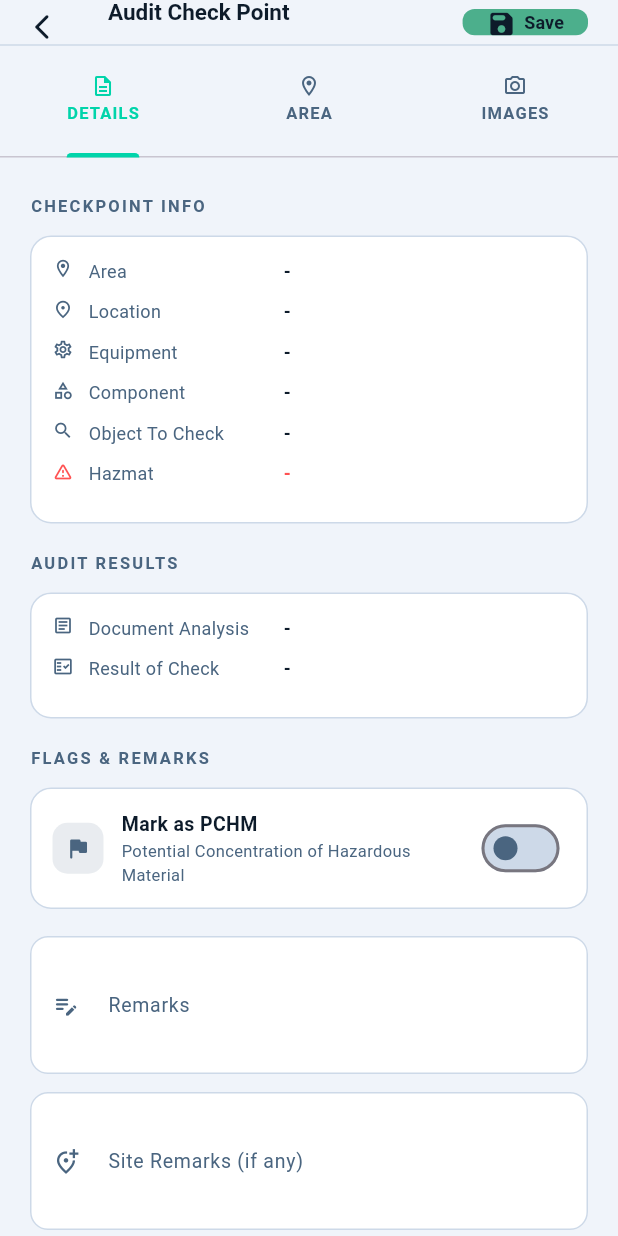
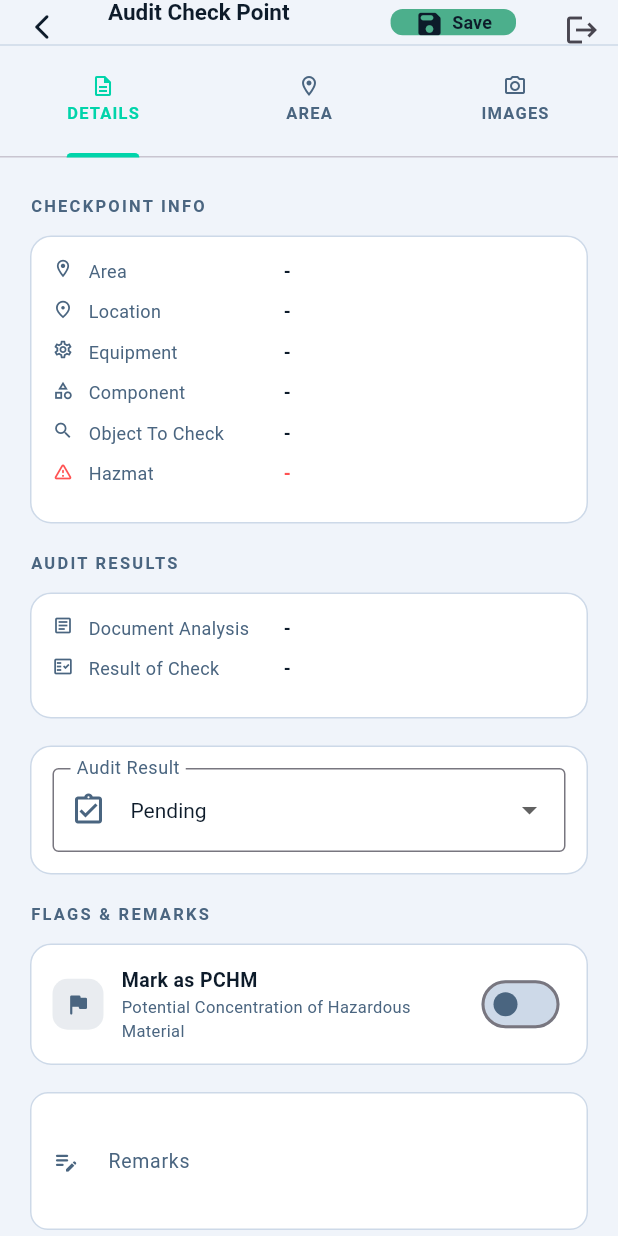
Before and after one commit to haseena-s-aries/IHM_MOBILEAPP, a Flutter app: the IhmCheckpointDetailScreen screen opened directly with empty values, on a phone screen of 412 x 824 dp. Run offline on Flutter 3.47's test engine with Material 3 defaults, Android fonts, the phone set to English and light mode, and no system bars; our stand-ins replace connectivity_plus, file_picker, image_picker, open_file, shared_preferences, signature and 3 more; missing offline and left inert: flutter_pdfview, pasteboard, syncfusion_flutter_pdf, syncfusion_flutter_pdfviewer; accounts and stored records are empty; network calls fail.

Commit message:
status updated

```diff
--- a/lib/ihm_area.dart
+++ b/lib/ihm_area.dart
@@ -51,6 +51,7 @@ class IhmCheckpoint {
   final String? visualCheck;
   final String? checkResult;
   final String result;
+  final String auditStatus;
   final String? remarks;
   final String? documentAnalysisResult;
   final String? description;
@@ -77,6 +78,7 @@ class IhmCheckpoint {
     this.visualCheck,
     this.checkResult,
     this.result = 'Pending',
+    this.auditStatus = 'Pending',
     this.remarks,
     this.description,
     this.tableType,
@@ -110,6 +112,10 @@ class IhmCheckpoint {
       checkResult:
           json['checkResult']?.toString() ?? json['result']?.toString(),
       result: json['result']?.toString() ?? 'Pending',
+      auditStatus:
+          json['auditStatus']?.toString() ??
+          json['AuditStatus']?.toString() ??
+          'Pending',
       remarks: json['remarks']?.toString(),
       documentAnalysisResult: json['documentAnalysisResult']?.toString(),
       description: json['description']?.toString(),
@@ -147,6 +153,7 @@ class IhmCheckpoint {
     'visualCheck': visualCheck,
     'checkResult': checkResult,
     'result': result,
+    'auditStatus': auditStatus,
     'remarks': remarks,
     'documentAnalysisResult': documentAnalysisResult,
     'isPchm': isPchm ? 1 : 0,
@@ -166,8 +173,8 @@ class IhmCheckpoint {
   }
 
   bool get isAudited {
-    final value = result.trim().toLowerCase().replaceAll(RegExp(r'[\s_-]'), '');
-    return value.isNotEmpty && value != 'pending' && value != '0';
+    final value = auditStatus.trim().toLowerCase().replaceAll(RegExp(r'[\s_-]'), '');
+    return value == 'done' || value == '3' || value == 'completed';
   }
 
   String get procedureType {
@@ -192,6 +199,7 @@ class IhmCheckpoint {
     String? visualCheck,
     String? checkResult,
     String? result,
+    String? auditStatus,
     String? remarks,
     String? documentAnalysisResult,
     String? description,
@@ -214,6 +222,7 @@ class IhmCheckpoint {
     visualCheck: visualCheck ?? this.visualCheck,
     checkResult: checkResult ?? this.checkResult,
     result: result ?? this.result,
+    auditStatus: auditStatus ?? this.auditStatus,
     remarks: remarks ?? this.remarks,
     documentAnalysisResult:
         documentAnalysisResult ?? this.documentAnalysisResult,
--- a/lib/ihm_checkpoint_detail_screen.dart
+++ b/lib/ihm_checkpoint_detail_screen.dart
@@ -3,6 +3,7 @@ import 'package:Auras/ihm_area.dart';
 import 'package:Auras/screen/screen/ihm_conflict_review_screen.dart';
 import 'package:Auras/service/IhmOfflineService.dart';
 import 'package:Auras/service/api_service.dart';
+import 'package:Auras/service/sync_service.dart';
 import 'package:Auras/utils/app_dialog.dart';
 import 'package:http/http.dart' as http;
 import 'dart:io';
@@ -73,8 +74,9 @@ class IhmCheckpointDetailScreen extends StatefulWidget {
 class _IhmCheckpointDetailScreenState extends State<IhmCheckpointDetailScreen> {
   late IhmCheckpoint checkpoint;
   late bool isPchm;
-  late String auditResult;
+  late String auditStatus;
   bool _saving = false;
+  bool _isLoggingOut = false;
   late bool _auditSaved;
   late TextEditingController remarks;
   late TextEditingController locationRemarks;
@@ -87,7 +89,7 @@ class _IhmCheckpointDetailScreenState extends State<IhmCheckpointDetailScreen> {
     super.initState();
     checkpoint = widget.checkpoint;
     isPchm = checkpoint.isPchm;
-    auditResult = _normalizeAuditResult(checkpoint.result);
+    auditStatus = _normalizeAuditStatus(checkpoint.auditStatus);
     _auditSaved = checkpoint.isAudited;
     remarks = TextEditingController(text: checkpoint.remarks ?? '');
     locationRemarks = TextEditingController(
@@ -109,7 +111,7 @@ class _IhmCheckpointDetailScreenState extends State<IhmCheckpointDetailScreen> {
       final updated = await IhmOfflineService.saveCheckpointDetails(
         checkpoint: checkpoint,
         isPchm: isPchm,
-        result: auditResult,
+        auditStatus: auditStatus,
         remarks: remarks.text.trim(),
         locationRemarks: locationRemarks.text.trim(),
       );
@@ -117,7 +119,7 @@ class _IhmCheckpointDetailScreenState extends State<IhmCheckpointDetailScreen> {
       setState(() {
         checkpoint = updated;
         isPchm = updated.isPchm;
-        auditResult = _normalizeAuditResult(updated.result);
+        auditStatus = _normalizeAuditStatus(updated.auditStatus);
         _auditSaved = updated.isAudited;
         remarks.text = updated.remarks ?? remarks.text;
         locationRemarks.text = updated.locationRemarks ?? locationRemarks.text;
@@ -161,20 +163,14 @@ class _IhmCheckpointDetailScreenState extends State<IhmCheckpointDetailScreen> {
     }
   }
 
-  String _normalizeAuditResult(String value) {
+  String _normalizeAuditStatus(String value) {
     switch (value.trim().toLowerCase().replaceAll(RegExp(r'[\s_-]'), '')) {
-      case 'present':
+      case 'inprogress':
       case '2':
-        return 'Present';
-      case 'notpresent':
+        return 'InProgress';
+      case 'done':
       case '3':
-        return 'NotPresent';
-      case 'notapplicable':
-      case '4':
-        return 'NotApplicable';
-      case 'samplerequired':
-      case '5':
-        return 'SampleRequired';
+        return 'Done';
       default:
         return 'Pending';
     }
@@ -183,6 +179,18 @@ class _IhmCheckpointDetailScreenState extends State<IhmCheckpointDetailScreen> {
   Future<bool> _returnToAreaScreen() async {
     Navigator.pop(context, checkpoint);
     return false;
+  }
+
+  Future<void> _logout() async {
+    if (_isLoggingOut) return;
+    setState(() => _isLoggingOut = true);
+    try {
+      await SyncService.logoutAndClearUserData();
+    } catch (error) {
+      debugPrint('Logout failed during cleanup: $error');
+    }
+    if (!mounted) return;
+    Navigator.of(context).pushNamedAndRemoveUntil('/login', (route) => false);
   }
 
   @override
@@ -264,6 +272,17 @@ class _IhmCheckpointDetailScreenState extends State<IhmCheckpointDetailScreen> {
                   ),
                 ),
               ),
+              IconButton(
+                icon: _isLoggingOut
+                    ? const SizedBox(
+                        width: 20,
+                        height: 20,
+                        child: CircularProgressIndicator(strokeWidth: 2),
+                      )
+                    : const Icon(Icons.logout),
+                tooltip: 'Logout',
+                onPressed: _isLoggingOut ? null : _logout,
+              ),
             ],
             bottom: PreferredSize(
               preferredSize: const Size.fromHeight(49),
@@ -304,12 +323,12 @@ class _IhmCheckpointDetailScreenState extends State<IhmCheckpointDetailScreen> {
               _DetailsTab(
                 checkpoint: checkpoint,
                 isPchm: isPchm,
-                auditResult: auditResult,
+                auditStatus: auditStatus,
                 auditSaved: _auditSaved,
                 isDark: isDark,
                 onPchmChanged: (v) => setState(() => isPchm = v),
                 onAuditResultChanged: (v) => setState(() {
-                  auditResult = v;
+                  auditStatus = v;
                   _auditSaved = false;
                 }),
                 remarks: remarks,
@@ -329,7 +348,7 @@ class _IhmCheckpointDetailScreenState extends State<IhmCheckpointDetailScreen> {
 class _DetailsTab extends StatelessWidget {
   final IhmCheckpoint checkpoint;
   final bool isPchm;
-  final String auditResult;
+  final String auditStatus;
   final bool auditSaved;
   final bool isDark;
   final ValueChanged<bool> onPchmChanged;
@@ -340,7 +359,7 @@ class _DetailsTab extends StatelessWidget {
   const _DetailsTab({
     required this.checkpoint,
     required this.isPchm,
-    required this.auditResult,
+    required this.auditStatus,
     required this.auditSaved,
     required this.isDark,
     required this.onPchmChanged,
@@ -354,11 +373,11 @@ class _DetailsTab extends StatelessWidget {
   String val(String? x) => x == null || x.trim().isEmpty ? '-' : x.trim();
 
   bool get _isAuditComplete {
-    final value = auditResult.trim().toLowerCase().replaceAll(
+    final value = auditStatus.trim().toLowerCase().replaceAll(
       RegExp(r'[\s_-]'),
       '',
     );
-    return value.isNotEmpty && value != 'pending' && value != '0';
+    return value == 'done' || value == '3' || value == 'completed';
   }
 
   Color get _auditColor {
@@ -374,18 +393,15 @@ class _DetailsTab extends StatelessWidget {
   }
 
   String get _auditDisplayText {
-    switch (auditResult.trim().toLowerCase().replaceAll(
+    switch (auditStatus.trim().toLowerCase().replaceAll(
       RegExp(r'[\s_-]'),
       '',
     )) {
-      case 'present':
-        return 'Present';
-      case 'notpresent':
-        return 'Not Present';
-      case 'notapplicable':
-        return 'Not Applicable';
-      case 'samplerequired':
-        return 'Sample Required';
+      case 'inprogress':
+        return 'In Progress';
+      case 'done':
+      case 'completed':
+        return 'Done';
       default:
         return 'Pending';
     }
@@ -510,8 +526,40 @@ class _DetailsTab extends StatelessWidget {
           ),
         ]),
 
-
         // ── PCHM & Remarks ────────────────────────────────────────────────
+        Container(
+          width: double.infinity,
+          margin: const EdgeInsets.only(bottom: 18),
+          padding: const EdgeInsets.all(14),
+          decoration: BoxDecoration(
+            color: _c.bgCard,
+            borderRadius: BorderRadius.circular(14),
+            border: Border.all(color: _c.divider, width: 1),
+          ),
+          child: DropdownButtonFormField<String>(
+            value: auditStatus,
+            decoration: InputDecoration(
+              labelText: 'Audit Result',
+              labelStyle: TextStyle(color: _c.textSecond),
+              prefixIcon: Icon(
+                Icons.assignment_turned_in_outlined,
+                color: _auditColor,
+              ),
+              border: const OutlineInputBorder(),
+            ),
+            dropdownColor: _c.bgCard,
+            style: TextStyle(color: _c.textPrimary),
+            items: const [
+              DropdownMenuItem(value: 'Pending', child: Text('Pending')),
+              DropdownMenuItem(value: 'InProgress', child: Text('In Progress')),
+              DropdownMenuItem(value: 'Done', child: Text('Done')),
+            ],
+            onChanged: (value) {
+              if (value != null) onAuditResultChanged(value);
+            },
+          ),
+        ),
+
         _sectionLabel('FLAGS & REMARKS'),
         Container(
           margin: const EdgeInsets.only(bottom: 18),
@@ -1387,7 +1435,6 @@ class _ImagesTabState extends State<_ImagesTab> {
       final List<XFile> files;
       if (source == ImageSource.gallery) {
         files = await picker.pickMultiImage(imageQuality: 75);
-
       } else {
         final file = await picker.pickImage(source: source, imageQuality: 75);
         files = file == null ? <XFile>[] : <XFile>[file];
@@ -1628,7 +1675,6 @@ Widget _buildPhotoImage(IhmSamplingPhoto photo) {
                   itemBuilder: (context, index) {
                     final photo = photos[index];
                     final selected = photo.showInAppendixThree == true;
-
 
                     return Container(
                       decoration: BoxDecoration(
```
Also changed, not shown: lib/Db/database_helper.dart (+11 -1 lines), lib/ihm_areas_screen.dart (+53 -17 lines), lib/service/IhmOfflineService.dart (+8 -7 lines), lib/service/api_service.dart (+13 -0 lines), lib/service/survey_job_offline_service.dart (+3 -11 lines), 1 other file. Lines whose indentation alone changed are shown as unchanged.
